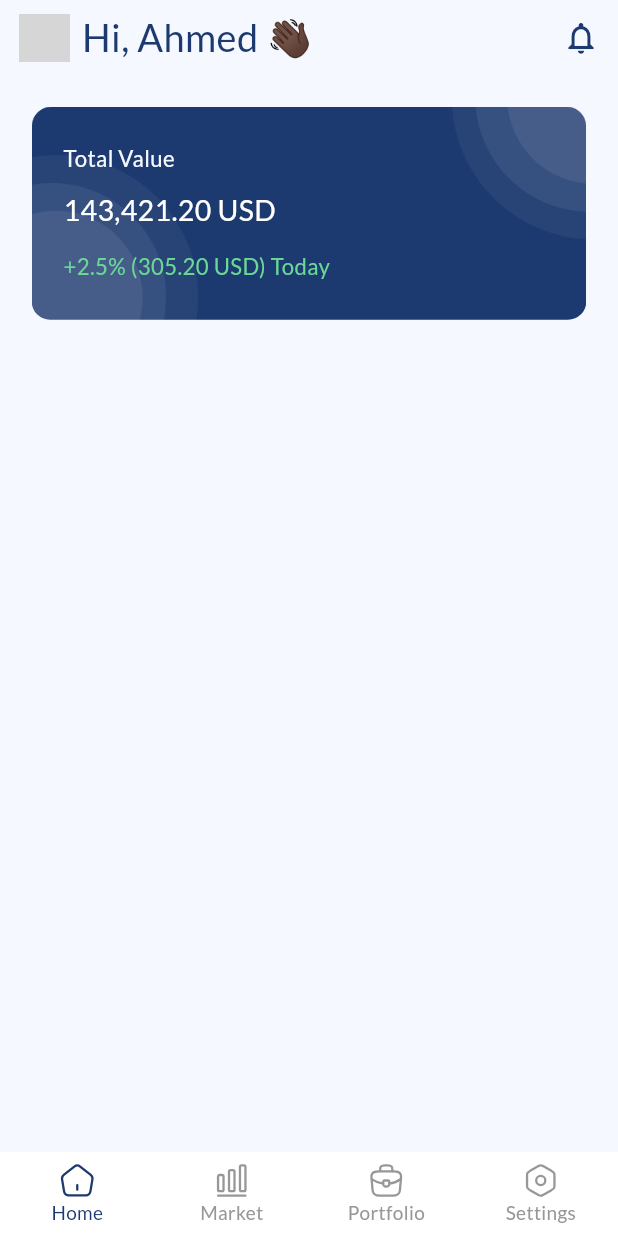
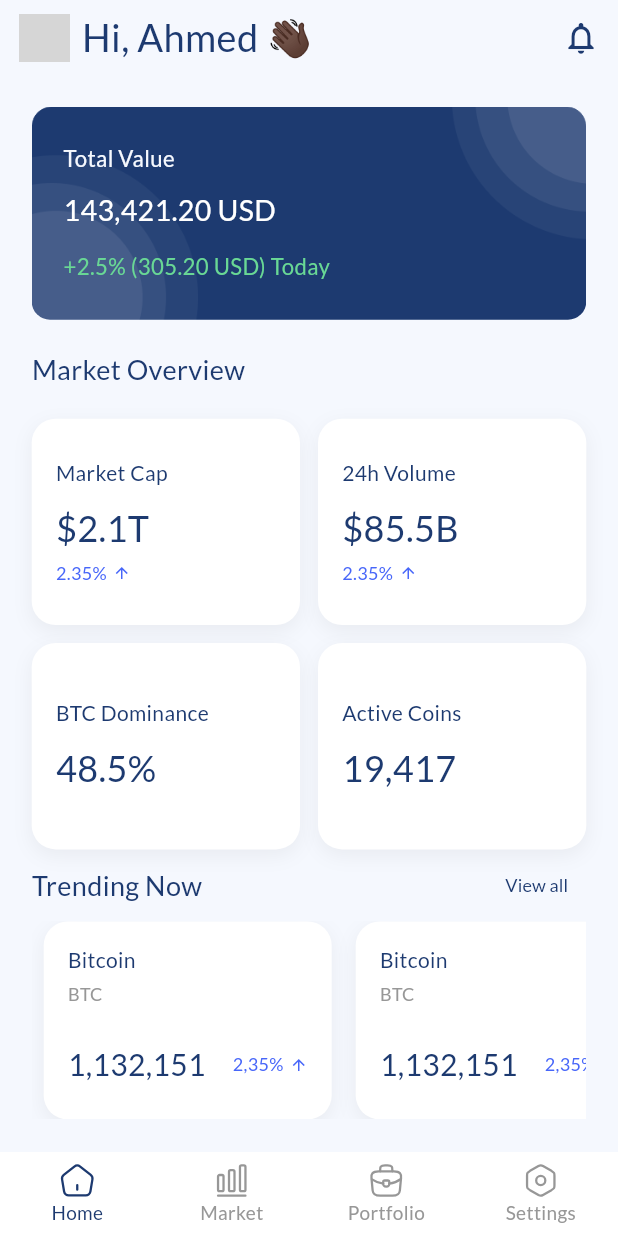
Before and after one commit to alaa7041/Fintech_App, a Flutter app: the screen it shows after launch, on a phone screen of 412 x 824 dp. Run offline on Flutter 3.47's test engine with Material 3 defaults, Android fonts, the phone set to English and light mode, and no system bars; our stand-ins replace bloc, connectivity_plus, dio, easy_localization, flutter_bloc, flutter_screenutil and 9 more; accounts and stored records are empty; generated files the repository leaves out were written again; grey boxes are pictures that could not be loaded.

Commit message:
complete ui home screen

```diff
--- /dev/null
+++ b/lib/feature/home/data/models/top_gainers_item_model.dart
@@ -0,0 +1,11 @@
+class TopGainersItemModel {
+  final String image;
+  final String name;
+  final String symbol;
+
+  TopGainersItemModel({
+    required this.image,
+    required this.name,
+    required this.symbol,
+  });
+}
--- a/lib/feature/home/presentation/home_screen.dart
+++ b/lib/feature/home/presentation/home_screen.dart
@@ -1,31 +1,42 @@
 import 'package:fintech_app/core/global/dimensions.dart';
 import 'package:fintech_app/core/helpers/utils.dart';
-import 'package:fintech_app/core/routing/route_manager.dart';
 import 'package:fintech_app/core/theming/app_colors_extension.dart';
 import 'package:fintech_app/core/theming/font_weights_helper.dart';
 import 'package:fintech_app/core/widgets/app_text.dart';
+import 'package:fintech_app/feature/home/data/models/top_gainers_item_model.dart';
 import 'package:flutter/material.dart';
 import 'package:flutter_screenutil/flutter_screenutil.dart';
 import 'package:flutter_svg/svg.dart';
 import 'package:gap/gap.dart';
 part 'utils/home_app_bar.dart';
 part 'utils/home_banner.dart';
+part 'utils/custom_grid_view.dart';
+part 'utils/market_card.dart';
+part 'utils/trending_card.dart';
+part 'utils/custom_list_view_trending.dart';
+part 'utils/top_gainers_item.dart';
+part 'utils/custom_list_view_top_gainers.dart';
 
 class HomeScreen extends StatelessWidget {
-  const HomeScreen({super.key});
+  HomeScreen({super.key});
 
   @override
   Widget build(BuildContext context) {
     return Scaffold(
-      appBar: _HomeAppBar(title: "Hi, Ahmed 👋🏿",),
-      body: SingleChildScrollView(
+      appBar: _HomeAppBar(title: "Hi, Ahmed 👋🏿"),
+      body: ListView(
         padding: Utils.viewPadding,
-        child: Column(
-          children: [
-            _HomeBanner(),
-            /// TODO: Other home screen widgets would go here "Rana" Task
-          ],
-        ),
+        children: [
+          Column(
+            children: [
+              _HomeBanner(),
+              /// TODO: Other home screen widgets would go here "Rana" Task
+              _CustomGridView(),
+              _CustomListViewTrending(),
+              _CustomListViewTopGainers(),
+            ],
+          ),
+        ],
       ),
     );
   }
--- /dev/null
+++ b/lib/feature/home/presentation/utils/custom_grid_view.dart
@@ -0,0 +1,63 @@
+
+part of '../home_screen.dart';
+
+class _CustomGridView extends StatelessWidget {
+  const _CustomGridView();
+
+
+  @override
+  Widget build(BuildContext context) {
+    final colors = Theme.of(context).extension<AppColorsExtension>()!;
+    return Column(
+      children: [
+        SizedBox(height: 20),
+        Align(
+          alignment: Alignment.topLeft,
+          child: Text(
+            'Market Overview',
+            style: TextStyle(
+              fontSize: 18,
+              fontWeight: FontWeightsHelper.bold,
+              color: colors.primary,
+            ),
+          ),
+        ),
+        SizedBox(height: 20),
+        GridView.count(
+          crossAxisCount: 2,
+          shrinkWrap: true,
+          physics: NeverScrollableScrollPhysics(),
+          crossAxisSpacing: 12,
+          mainAxisSpacing: 12,
+          childAspectRatio: 1.3,
+          children: [
+            _MarketCard(
+              title: 'Market Cap',
+              value: '\$2.1T',
+              percentage: '2.35%',
+              isPositive: true,
+            ),
+            _MarketCard(
+              title: '24h Volume',
+              value: '\$85.5B',
+              percentage: '2.35%',
+              isPositive: true,
+            ),
+            _MarketCard(
+              title: 'BTC Dominance',
+              value: '48.5%',
+              percentage: null,
+              isPositive: null,
+            ),
+            _MarketCard(
+              title: 'Active Coins',
+              value: '19,417',
+              percentage: null,
+              isPositive: null,
+            ),
+          ],
+        ),
+      ],
+    );
+  }
+}
--- /dev/null
+++ b/lib/feature/home/presentation/utils/custom_list_view_top_gainers.dart
@@ -0,0 +1,57 @@
+part of '../home_screen.dart';
+
+class _CustomListViewTopGainers extends StatelessWidget {
+  _CustomListViewTopGainers();
+
+  List<TopGainersItemModel> items = [
+    TopGainersItemModel(
+      image: 'Ethereum (ETH)',
+      name: 'Ethereum',
+      symbol: 'ETH',
+    ),
+    TopGainersItemModel(
+      image: 'Binance Coin (BNB)',
+      name: 'Binance Coin',
+      symbol: 'BNS',
+    ),
+    TopGainersItemModel(image: 'Vector', name: 'Litecoin', symbol: 'LTC'),
+  ];
+
+  @override
+  Widget build(BuildContext context) {
+    final colors = Theme.of(context).extension<AppColorsExtension>()!;
+    return Column(
+      children: [
+        SizedBox(height: 20),
+        Align(
+          alignment: Alignment.topLeft,
+          child: Text(
+            'Top Gainers',
+            style: TextStyle(
+              fontSize: 18,
+              fontWeight: FontWeightsHelper.bold,
+              color: colors.primary,
+            ),
+          ),
+        ),
+        SizedBox(height: 20),
+        ListView.separated(
+          separatorBuilder: (context, index) => SizedBox(height: 12),
+          shrinkWrap: true,
+          physics: NeverScrollableScrollPhysics(),
+          itemCount: items.length,
+          itemBuilder: (context, index) {
+            return _TopGainersItem(
+              image: items[index].image,
+              name: items[index].name,
+              symbol: items[index].symbol,
+              percent: '+1,15%',
+              price: '\$20,788',
+            );
+          },
+        ),
+        SizedBox(height: 10,),
+      ],
+    );
+  }
+}
--- /dev/null
+++ b/lib/feature/home/presentation/utils/custom_list_view_trending.dart
@@ -0,0 +1,57 @@
+part of '../home_screen.dart';
+
+class _CustomListViewTrending extends StatelessWidget {
+  const _CustomListViewTrending({super.key});
+
+  @override
+  Widget build(BuildContext context) {
+    final colors = Theme.of(context).extension<AppColorsExtension>()!;
+    return Column(
+      children: [
+        Row(
+          children: [
+            Text(
+              'Trending Now',
+              style: TextStyle(
+                fontSize: 18,
+                fontWeight: FontWeightsHelper.bold,
+                color: colors.primaryTextColor,
+              ),
+            ),
+            Spacer(),
+            TextButton(
+              onPressed: () {},
+              child: Text(
+                'View all',
+                style: TextStyle(
+                  fontSize: 12,
+                  fontWeight: FontWeightsHelper.medium,
+                  color: colors.primaryTextColor,
+                ),
+              ),
+            ),
+          ],
+        ),
+        SizedBox(
+          height: 132,
+          child: ListView.builder(
+            itemBuilder: (context, index) {
+              return Padding(
+                padding: const EdgeInsets.symmetric(horizontal: 8.0),
+                child: _TrendingCoinCard(
+                  isPositive: true,
+                  name: 'Bitcoin',
+                  percentage: '2,35%',
+                  price: '1,132,151',
+                  symbol: 'BTC',
+                ),
+              );
+            },
+            itemCount: 10,
+            scrollDirection: Axis.horizontal,
+          ),
+        ),
+      ],
+    );
+  }
+}
--- /dev/null
+++ b/lib/feature/home/presentation/utils/market_card.dart
@@ -0,0 +1,86 @@
+
+part of '../home_screen.dart';
+
+class _MarketCard extends StatelessWidget {
+  final String title;
+  final String value;
+  final String? percentage;
+  final bool? isPositive;
+  const _MarketCard({
+    required this.title,
+    required this.value,
+    this.percentage,
+    this.isPositive,
+  });
+  @override
+  Widget build(BuildContext context) {
+      final colors = Theme.of(context).extension<AppColorsExtension>()!;
+    return Container(
+      padding: EdgeInsets.all(16),
+      decoration: BoxDecoration(
+        color: Colors.white,
+        borderRadius: BorderRadius.circular(16),
+        boxShadow: [
+          BoxShadow(
+            color: Colors.black.withOpacity(0.05),
+            blurRadius: 10,
+            offset: Offset(0, 4),
+          ),
+        ],
+      ),
+      child: Column(
+        crossAxisAlignment: CrossAxisAlignment.start,
+        mainAxisAlignment: MainAxisAlignment.center,
+        children: [
+          Text(
+            title,
+            style: TextStyle(
+              color: colors.primaryTextColor,
+              fontSize: 14,
+              fontWeight: FontWeightsHelper.medium,
+            ),
+          ),
+          SizedBox(height: 10,),
+          Column(
+            crossAxisAlignment: CrossAxisAlignment.start,
+            children: [
+              Text(
+                value,
+                style: TextStyle(
+              color: colors.primaryTextColor,
+                  fontSize: 24,
+                  fontWeight: FontWeightsHelper.bold,
+                ),
+              ),
+              if (percentage != null) ...[
+                SizedBox(height: 4),
+                Row(
+                  children: [
+                    Text(
+                      percentage!,
+                      style: TextStyle(
+                        color: isPositive!
+                            ? Color(0xFF4766F9)
+                            : Color(0xFFEF4444),
+                        fontSize: 12,
+                        fontWeight: FontWeightsHelper.semiBold,
+                      ),
+                    ),
+                    SizedBox(width: 4),
+                    Icon(
+                      isPositive! ? Icons.arrow_upward : Icons.arrow_downward,
+                      color: isPositive!
+                          ? Color(0xFF4766F9)
+                          : Color(0xFFEF4444),
+                      size: 12,
+                    ),
+                  ],
+                ),
+              ],
+            ],
+          ),
+        ],
+      ),
+    );
+  }
+}
--- /dev/null
+++ b/lib/feature/home/presentation/utils/top_gainers_item.dart
@@ -0,0 +1,103 @@
+part of '../home_screen.dart';
+
+class _TopGainersItem extends StatelessWidget {
+  final String image;
+  final String name;
+  final String symbol;
+  final String price;
+  final String percent;
+
+  const _TopGainersItem({
+    required this.image,
+    required this.name,
+    required this.symbol,
+    required this.percent,
+    required this.price,
+    Key? key,
+  }) : super(key: key);
+
+  @override
+  Widget build(BuildContext context) {
+    final colors = Theme.of(context).extension<AppColorsExtension>()!;
+    return Container(
+      width: 343,
+      padding: EdgeInsets.all(16),
+      decoration: BoxDecoration(
+        color: Colors.white,
+        borderRadius: BorderRadius.circular(12),
+      ),
+      child: Row(
+        children: [
+          Container(
+            width: 36,
+            height: 36,
+            padding: EdgeInsets.all(6),
+            decoration: BoxDecoration(
+              shape: BoxShape.circle,
+              color: colors.grey.withOpacity(0.2),
+            ),
+            child: SvgPicture.asset(
+              Utils.getImagesSVGPath(image),
+              width: 13,
+              height: 21,
+
+              fit: BoxFit.contain,
+            ),
+          ),
+          SizedBox(width: 16),
+
+          Expanded(
+            child: Column(
+              crossAxisAlignment: CrossAxisAlignment.start,
+              mainAxisSize: MainAxisSize.min,
+              children: [
+                Text(
+                  name,
+                  style: TextStyle(
+                    fontSize: 16,
+                    fontWeight: FontWeightsHelper.bold,
+                    color: colors.primaryTextColor,
+                  ),
+                  maxLines: 1,
+                ),
+                SizedBox(height: 4),
+                Text(
+                  symbol,
+                  style: TextStyle(
+                    fontSize: 14,
+                    color: colors.grey,
+                    fontWeight: FontWeightsHelper.medium,
+                  ),
+                ),
+              ],
+            ),
+          ),
+          SizedBox(height: 8),
+          Column(
+            crossAxisAlignment: CrossAxisAlignment.end,
+            mainAxisSize: MainAxisSize.min,
+            children: [
+              Text(
+                price,
+                style: TextStyle(
+                  fontSize: 14,
+                  fontWeight: FontWeightsHelper.medium,
+                  color: colors.primaryTextColor,
+                ),
+              ),
+              SizedBox(height: 4),
+              Text(
+                percent,
+                style: TextStyle(
+                  fontSize: 12,
+                  fontWeight: FontWeightsHelper.regular,
+                  color: colors.secondaryTextColor,
+                ),
+              ),
+            ],
+          ),
+        ],
+      ),
+    );
+  }
+}
--- /dev/null
+++ b/lib/feature/home/presentation/utils/trending_card.dart
@@ -0,0 +1,88 @@
+part of '../home_screen.dart';
+
+class _TrendingCoinCard extends StatelessWidget {
+  final String name;
+  final String symbol;
+  final String price;
+  final String percentage;
+  final bool isPositive;
+
+  const _TrendingCoinCard({
+    required this.name,
+    required this.symbol,
+    required this.price,
+    required this.percentage,
+    required this.isPositive,
+  });
+
+  @override
+  Widget build(BuildContext context) {
+    final colors = Theme.of(context).extension<AppColorsExtension>()!;
+
+    return Container(
+      width: 192,
+      padding: EdgeInsets.all(16),
+      decoration: BoxDecoration(
+        color: Colors.white,
+        borderRadius: BorderRadius.circular(16),
+        boxShadow: [
+          BoxShadow(
+            color: Colors.black.withOpacity(0.05),
+            blurRadius: 10,
+            offset: Offset(0, 4),
+          ),
+        ],
+      ),
+      child: Column(
+        crossAxisAlignment: CrossAxisAlignment.start,
+        children: [
+          Text(
+            name,
+            style: TextStyle(
+              color: colors.primaryTextColor,
+              fontSize: 14,
+              fontWeight: FontWeightsHelper.medium,
+            ),
+          ),
+          SizedBox(height: 4),
+          Text(
+            symbol,
+            style: TextStyle(
+              color: colors.grey,
+              fontSize: 12,
+              fontWeight: FontWeightsHelper.regular,
+            ),
+          ),
+          SizedBox(height: 24),
+          Row(
+            children: [
+              Text(
+                price,
+                style: TextStyle(
+                  color: colors.primaryTextColor,
+                  fontSize: 20,
+                  fontWeight: FontWeightsHelper.medium,
+                ),
+              ),
+              Spacer(),
+              Text(
+                percentage,
+                style: TextStyle(
+                  color: isPositive ? Color(0xFF4766F9) : Color(0xFFEF4444),
+                  fontSize: 12,
+                  fontWeight: FontWeightsHelper.regular,
+                ),
+              ),
+              SizedBox(width: 4),
+              Icon(
+                isPositive ? Icons.arrow_upward : Icons.arrow_downward,
+                color: isPositive ? Color(0xFF4766F9) : Color(0xFFEF4444),
+                size: 12,
+              ),
+            ],
+          ),
+        ],
+      ),
+    );
+  }
+}
```
Also changed, not shown: assets/images/Binance Coin (BNB).svg (added), assets/images/Ethereum (ETH).svg (added), assets/images/Vector.svg (added).
